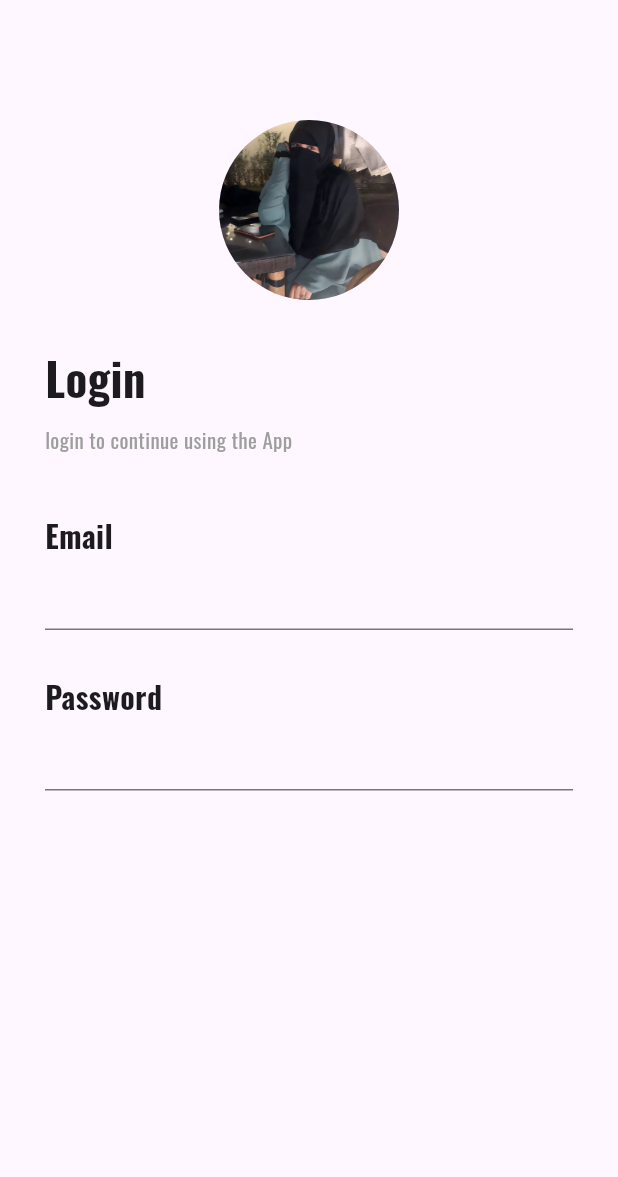
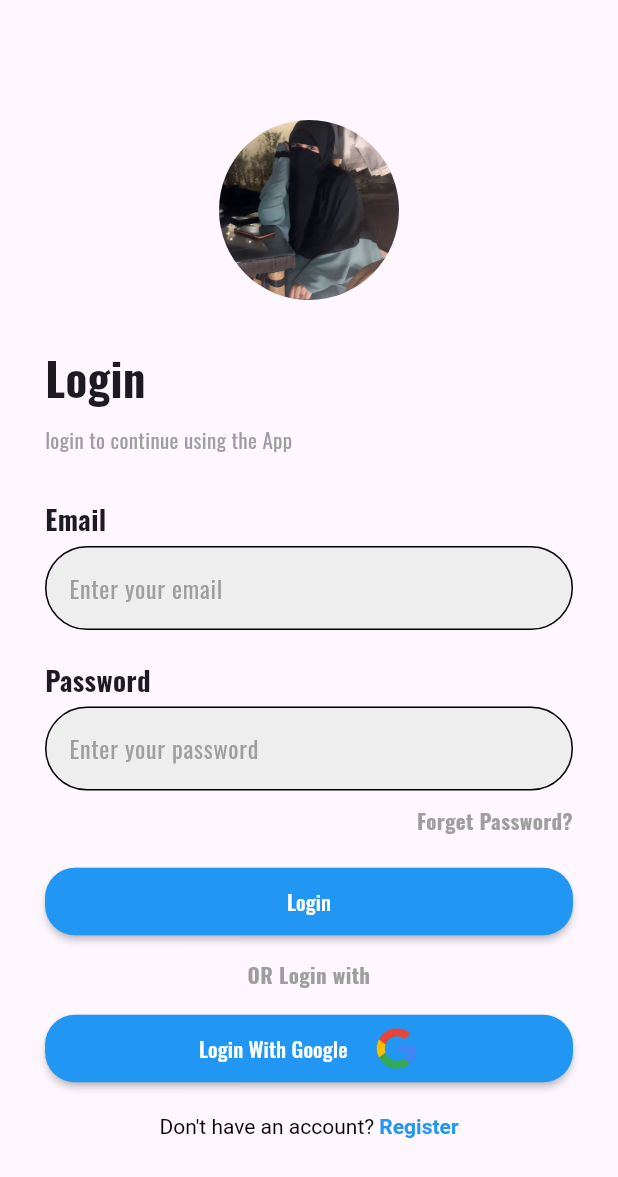
Before and after one commit to Ahlamgomaa/project_app, a Flutter app: the screen it shows after launch, on a phone screen of 412 x 824 dp. Shown: the top 1177 px of the screen. Run offline on Flutter 3.47's test engine with Material 3 defaults, Android fonts, the phone set to English and light mode, and no system bars; our stand-ins replace firebase_core; accounts and stored records are empty.

Commit message:
login page ui part two

```diff
--- a/lib/auth/login_page.dart
+++ b/lib/auth/login_page.dart
@@ -1,5 +1,6 @@
 import 'package:flutter/material.dart';
 import 'package:project/widgets/custom_image.dart';
+import 'package:project/widgets/custom_text_form_field.dart';
 
 class LoginPage extends StatefulWidget {
   const LoginPage({super.key});
@@ -35,29 +36,117 @@ class _LoginPageState extends State<LoginPage> {
                   style: TextStyle(color: Colors.grey),
                 ),
                 const SizedBox(
-                  height: 40,
+                  height: 30,
                 ),
                 const Text(
                   'Email',
                   style: TextStyle(
                     fontWeight: FontWeight.bold,
-                    fontSize: 20,
+                    fontSize: 18,
                   ),
                 ),
-                TextFormField(),
                 const SizedBox(
-                  height: 30,
+                  height: 5,
+                ),
+                const CustomTextFormField(hinttext: 'Enter your email'),
+                const SizedBox(
+                  height: 20,
                 ),
                 const Text(
                   'Password',
                   style: TextStyle(
                     fontWeight: FontWeight.bold,
-                    fontSize: 20,
+                    fontSize: 18,
                   ),
                 ),
-                TextFormField(),
+                const SizedBox(
+                  height: 5,
+                ),
+                const CustomTextFormField(hinttext: 'Enter your password'),
+                Container(
+                  margin: const EdgeInsets.only(top: 10, bottom: 20),
+                  alignment: Alignment.topRight,
+                  child: const Text(
+                    textAlign: TextAlign.right,
+                    'Forget Password?',
+                    style: TextStyle(
+                      color: Colors.grey,
+                      fontWeight: FontWeight.bold,
+                    ),
+                  ),
+                ),
               ],
-            )
+            ),
+            MaterialButton(
+              height: 45,
+              shape: RoundedRectangleBorder(
+                borderRadius: BorderRadius.circular(20),
+              ),
+              color: Colors.blue,
+              textColor: Colors.white,
+              onPressed: () {
+                // Handle login logic
+              },
+              child: const Text('Login'),
+            ),
+            const SizedBox(
+              height: 15,
+            ),
+            const Text(
+              'OR Login with',
+              style: TextStyle(
+                fontWeight: FontWeight.bold,
+                color: Colors.grey,
+              ),
+              textAlign: TextAlign.center,
+            ),
+            const SizedBox(
+              height: 15,
+            ),
+            MaterialButton(
+              height: 45,
+              shape: RoundedRectangleBorder(
+                borderRadius: BorderRadius.circular(20),
+              ),
+              color: Colors.blue,
+              textColor: Colors.white,
+              onPressed: () {
+                // Handle Google login logic
+              },
+              child: Row(
+                mainAxisAlignment: MainAxisAlignment.center,
+                children: [
+                  const Text('Login With Google     '),
+                  Image.asset(
+                    'images/google-icon-1.png',
+                    width: 30,
+                  ),
+                ],
+              ),
+            ),
+            const SizedBox(
+              height: 20,
+            ),
+            GestureDetector(
+              onTap: (){},
+              child: Center(
+                child: RichText(
+                  text: const TextSpan(
+                    text: "Don't have an account? ",
+                    style: TextStyle(color: Colors.black),
+                    children: [
+                      TextSpan(
+                        text: 'Register',
+                        style: TextStyle(
+                          color: Colors.blue,
+                          fontWeight: FontWeight.bold,
+                        ),
+                      ),
+                    ],
+                  ),
+                ),
+              ),
+            ),
           ],
         ),
       ),
--- /dev/null
+++ b/lib/widgets/custom_text_form_field.dart
@@ -0,0 +1,31 @@
+import 'package:flutter/material.dart';
+
+class CustomTextFormField extends StatelessWidget {
+  const CustomTextFormField({super.key, required this.hinttext});
+  final String hinttext;
+  @override
+  Widget build(BuildContext context) {
+    return TextFormField(
+      decoration: InputDecoration(
+        border: OutlineInputBorder(
+          borderRadius: BorderRadius.circular(30),
+          borderSide: const BorderSide(
+            color: Colors.grey,
+          ),
+        ),
+        enabledBorder: OutlineInputBorder(
+          borderRadius: BorderRadius.circular(30),
+          borderSide: const BorderSide(
+            color: Colors.black,
+          ),
+        ),
+        filled: true,
+        fillColor: Colors.grey[200],
+        hintText: hinttext,
+        hintStyle: const TextStyle(
+          color: Colors.grey,
+        ),
+      ),
+    );
+  }
+}
--- a/pubspec.yaml
+++ b/pubspec.yaml
@@ -66,7 +66,7 @@ flutter:
 
   # To add assets to your application, add an assets section, like this:
   assets:
-    - images/Ahlam.jpg
+    - images/
 
 
   # An image asset can refer to one or more resolution-specific "variants", see
```
Also changed, not shown: images/google-icon-1.png (added).
